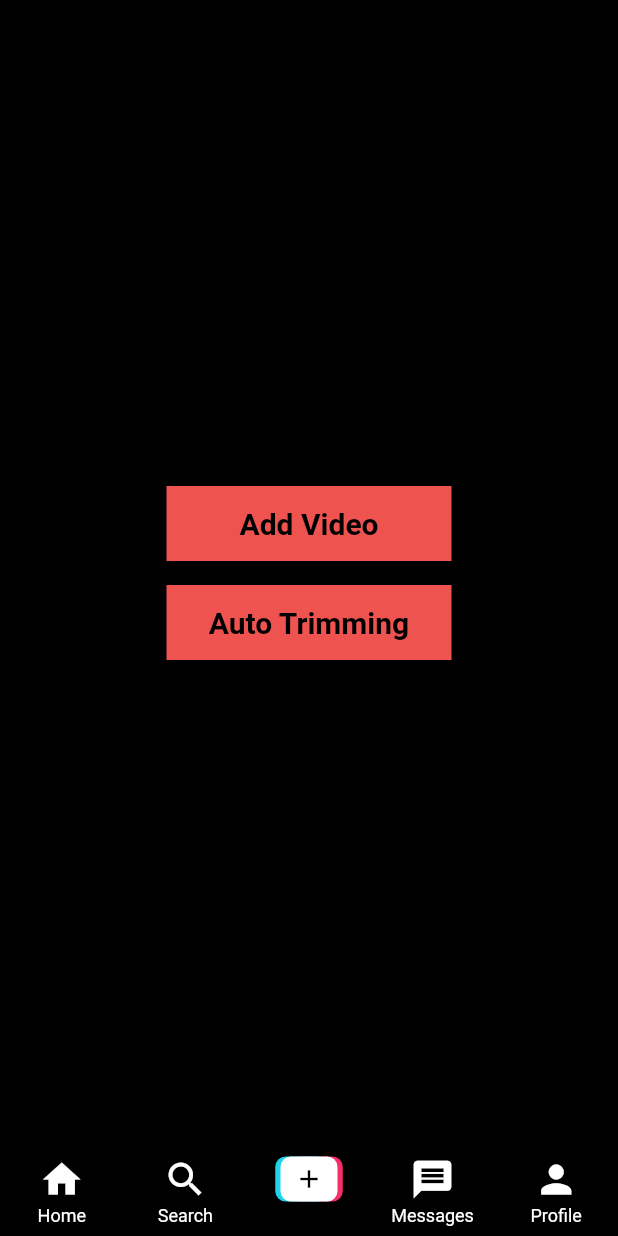
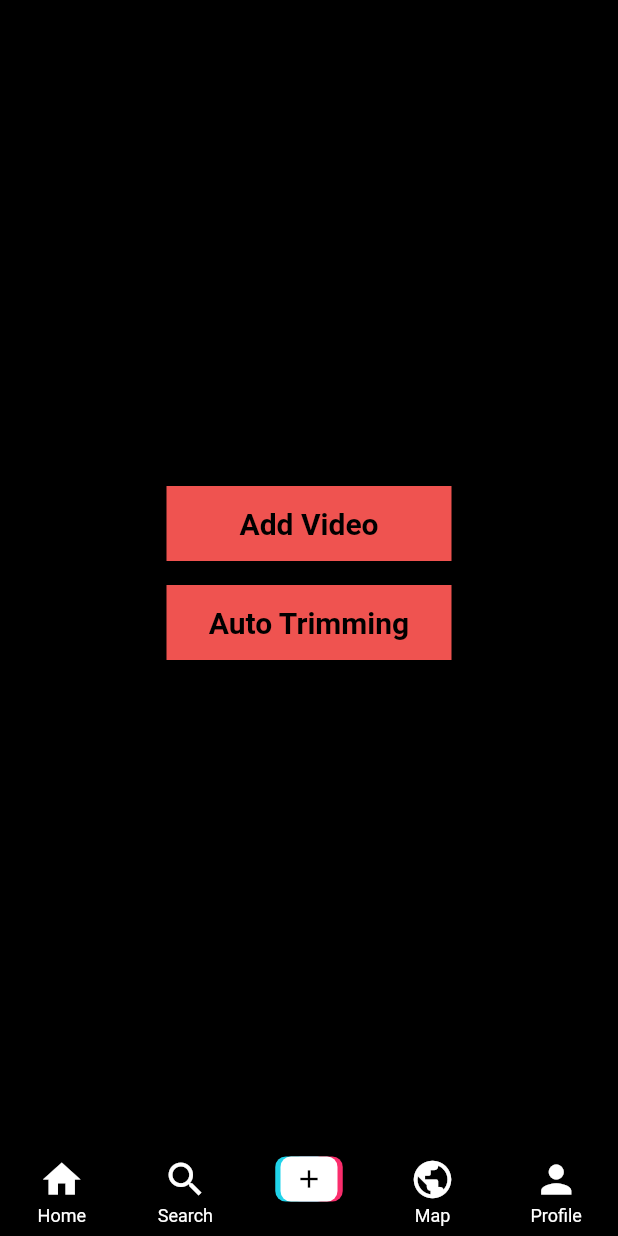
Before and after one commit to tatsukikane/flutter_wavysmap_native, a Flutter app: the screen it shows once a user with an empty profile is signed in, item 3 of the bottom bar chosen, on a phone screen of 412 x 824 dp. Run offline on Flutter 3.47's test engine with Material 2 defaults, Android fonts, the phone set to English and light mode, and no system bars; our stand-ins replace animated_text_kit, cached_network_image, cloud_firestore, firebase_auth, firebase_core, firebase_database and 8 more; missing offline and left inert: cloud_firestore_web, ffmpeg_kit_flutter_min_gpl, firebase_auth_web, firebase_core_web, firebase_database_web, firebase_storage_web and 4 more; accounts and stored records are empty.

Commit message:
bottombar色変更

```diff
--- a/Application/lib/views/screens/home_screen.dart
+++ b/Application/lib/views/screens/home_screen.dart
@@ -30,7 +30,7 @@ class _HomeScreenState extends State<HomeScreen> {
         },
         type: BottomNavigationBarType.fixed,
         backgroundColor: backgroundColor,
-        selectedItemColor: Colors.red,
+        selectedItemColor: Colors.blue.shade300,
         unselectedItemColor: Colors.white,
         currentIndex: pageIdx,
         items: const [
@@ -47,8 +47,8 @@ class _HomeScreenState extends State<HomeScreen> {
             label: '',
           ),
           BottomNavigationBarItem(
-            icon: Icon(Icons.message, size: 30),
-            label: 'Messages',
+            icon: Icon(Icons.public, size: 30),
+            label: 'Map',
           ),
           BottomNavigationBarItem(
             icon: Icon(Icons.person, size: 30),
```
